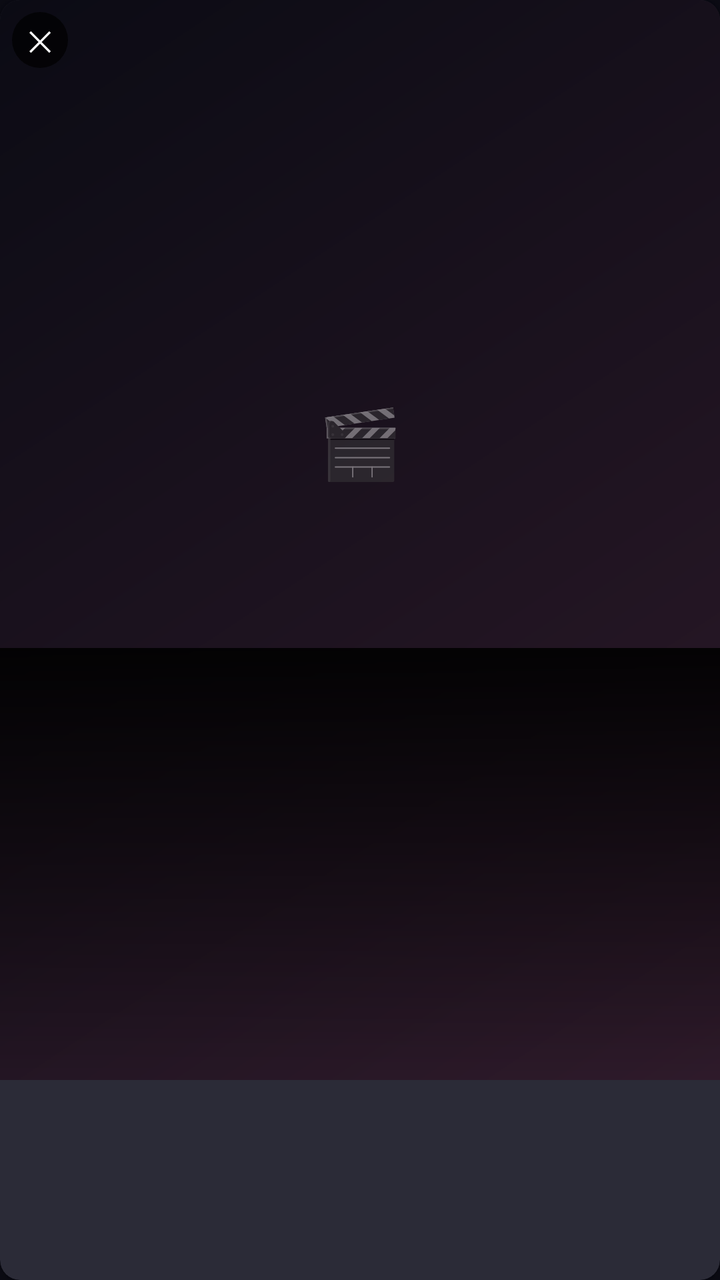
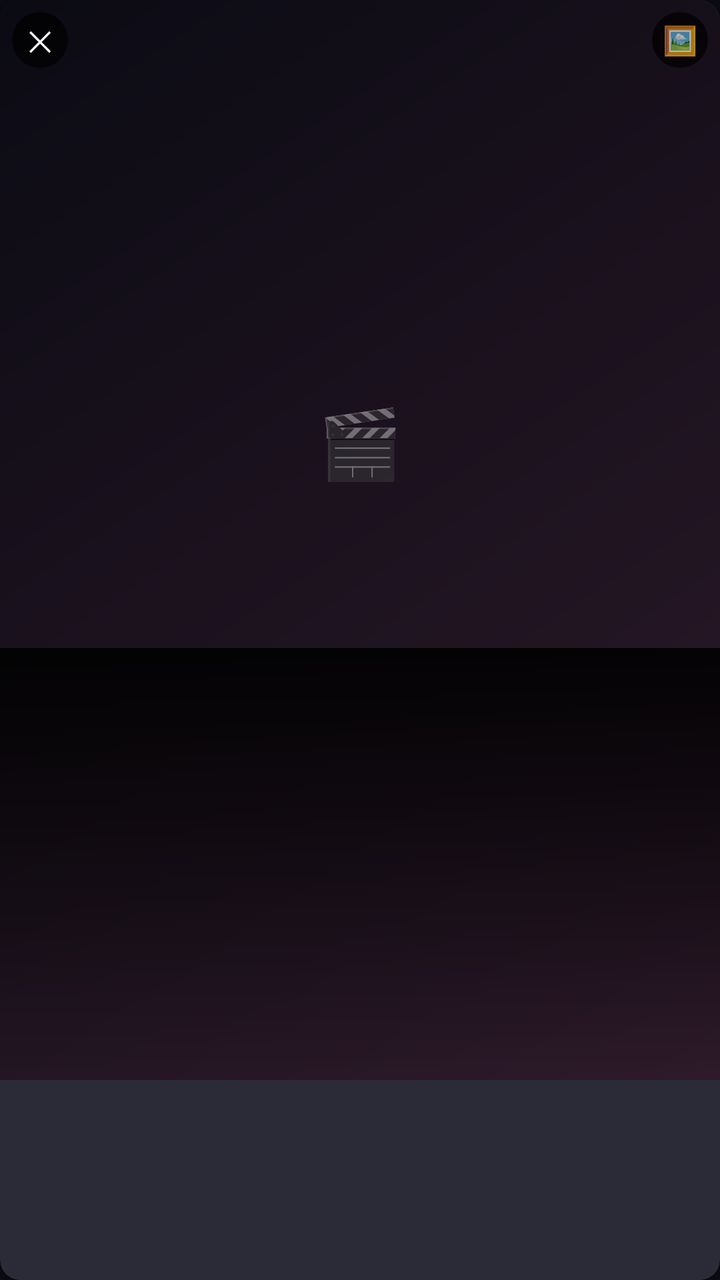

Screens rendered from an Android XML layout before and after an edit, with the pre-edit source and the edit as a unified diff.
<!-- AndroidManifest.xml: application theme Theme.RetroTube -->
<!-- res/layout/item_collection.xml -->
<?xml version="1.0" encoding="utf-8"?>
<com.google.android.material.card.MaterialCardView
    xmlns:android="http://schemas.android.com/apk/res/android"
    xmlns:app="http://schemas.android.com/apk/res-auto"
    android:id="@+id/collectionCard"
    android:layout_width="match_parent"
    android:layout_height="wrap_content"
    android:layout_margin="6dp"
    android:clickable="true"
    android:focusable="true"
    app:cardBackgroundColor="@color/retro_surface"
    app:cardCornerRadius="10dp"
    app:cardElevation="3dp"
    app:rippleColor="@color/retro_magenta">

    <androidx.constraintlayout.widget.ConstraintLayout
        android:layout_width="match_parent"
        android:layout_height="wrap_content">

        <View
            android:id="@+id/collectionArt"
            android:layout_width="0dp"
            android:layout_height="0dp"
            android:background="@drawable/collection_poster_background"
            app:layout_constraintDimensionRatio="2:3"
            app:layout_constraintTop_toTopOf="parent"
            app:layout_constraintStart_toStartOf="parent"
            app:layout_constraintEnd_toEndOf="parent" />

        <TextView
            android:layout_width="wrap_content"
            android:layout_height="wrap_content"
            android:text="🎬"
            android:textSize="34sp"
            android:alpha="0.6"
            app:layout_constraintTop_toTopOf="@id/collectionArt"
            app:layout_constraintBottom_toBottomOf="@id/collectionArt"
            app:layout_constraintStart_toStartOf="@id/collectionArt"
            app:layout_constraintEnd_toEndOf="@id/collectionArt"
            app:layout_constraintVertical_bias="0.4" />

        <View
            android:id="@+id/collectionScrim"
            android:layout_width="0dp"
            android:layout_height="0dp"
            android:background="@drawable/poster_scrim"
            app:layout_constraintTop_toTopOf="@id/collectionArt"
            app:layout_constraintBottom_toBottomOf="@id/collectionArt"
            app:layout_constraintStart_toStartOf="@id/collectionArt"
            app:layout_constraintEnd_toEndOf="@id/collectionArt"
            app:layout_constraintVertical_bias="1"
            app:layout_constraintHeight_percent="0.4" />

        <TextView
            android:id="@+id/removeCollectionButton"
            android:layout_width="28dp"
            android:layout_height="28dp"
            android:layout_margin="6dp"
            android:text="✕"
            android:textColor="@android:color/white"
            android:textSize="14sp"
            android:gravity="center"
            android:background="@drawable/poster_icon_background"
            app:layout_constraintTop_toTopOf="@id/collectionArt"
            app:layout_constraintStart_toStartOf="@id/collectionArt" />

        <TextView
            android:id="@+id/collectionVideoCount"
            android:layout_width="0dp"
            android:layout_height="wrap_content"
            android:layout_marginStart="8dp"
            android:layout_marginEnd="8dp"
            android:layout_marginBottom="1dp"
            android:textColor="@color/retro_magenta"
            android:textSize="9.5sp"
            android:maxLines="1"
            app:layout_constraintBottom_toTopOf="@id/collectionName"
            app:layout_constraintStart_toStartOf="@id/collectionArt"
            app:layout_constraintEnd_toEndOf="@id/collectionArt" />

        <TextView
            android:id="@+id/collectionName"
            android:layout_width="0dp"
            android:layout_height="wrap_content"
            android:layout_marginStart="8dp"
            android:layout_marginEnd="8dp"
            android:layout_marginBottom="10dp"
            android:textColor="@android:color/white"
            android:textSize="12.5sp"
            android:textStyle="bold"
            android:maxLines="2"
            android:ellipsize="end"
            app:layout_constraintBottom_toBottomOf="@id/collectionArt"
            app:layout_constraintStart_toStartOf="@id/collectionArt"
            app:layout_constraintEnd_toEndOf="@id/collectionArt" />

    </androidx.constraintlayout.widget.ConstraintLayout>

</com.google.android.material.card.MaterialCardView>
<!-- resources referenced by this layout -->
<resources>
  <color name="retro_magenta">#FF2E88</color>
  <color name="retro_surface">#1A1A26</color>
  <!-- drawable collection_poster_background (drawable) -->
  <?xml version="1.0" encoding="utf-8"?>
  <shape xmlns:android="http://schemas.android.com/apk/res/android">
      <gradient
          android:type="linear"
          android:angle="135"
          android:startColor="#2E1A2A"
          android:endColor="@color/retro_background" />
  </shape>
  <!-- drawable poster_icon_background (drawable) -->
  <?xml version="1.0" encoding="utf-8"?>
  <shape xmlns:android="http://schemas.android.com/apk/res/android"
      android:shape="oval">
      <solid android:color="#B8000000" />
  </shape>
  <!-- drawable poster_scrim (drawable) -->
  <?xml version="1.0" encoding="utf-8"?>
  <shape xmlns:android="http://schemas.android.com/apk/res/android">
      <gradient
          android:angle="90"
          android:startColor="#00000000"
          android:endColor="#E6000000" />
  </shape>
  <style name="Theme.RetroTube" parent="Theme.MaterialComponents.NoActionBar">
          <item name="colorPrimary">@color/retro_teal</item>
          <item name="colorPrimaryDark">@color/retro_background</item>
          <item name="colorOnPrimary">@color/retro_teal_on</item>
          <item name="colorSecondary">@color/retro_magenta</item>
          <item name="colorOnSecondary">@color/retro_magenta_on</item>
          <item name="colorSurface">@color/retro_surface</item>
          <item name="colorOnSurface">@color/retro_text_primary</item>
          <item name="colorOnBackground">@color/retro_text_primary</item>
          <item name="android:windowBackground">@color/retro_background</item>
          <item name="android:textColorPrimary">@color/retro_text_primary</item>
          <item name="android:textColorSecondary">@color/retro_text_muted</item>
          <item name="radioButtonStyle">@style/Widget.RetroTube.RadioButton</item>
          <item name="switchStyle">@style/Widget.RetroTube.Switch</item>
      </style>
  <color name="retro_background">#0B0B14</color>
  <color name="retro_teal">#2FE6D0</color>
  <color name="retro_teal_on">#05201C</color>
  <color name="retro_magenta_on">#2B0716</color>
  <color name="retro_text_primary">#F2F2F5</color>
  <color name="retro_text_muted">#9098A6</color>
  <style name="Widget.RetroTube.RadioButton" parent="Widget.MaterialComponents.CompoundButton.RadioButton">
          <item name="android:minHeight">56dp</item>
          <item name="android:paddingVertical">10dp</item>
          <item name="android:paddingStart">4dp</item>
          <item name="android:gravity">center_vertical</item>
      </style>
  <style name="Widget.RetroTube.Switch" parent="Widget.MaterialComponents.CompoundButton.Switch">
          <item name="android:minHeight">56dp</item>
          <item name="android:paddingVertical">10dp</item>
          <item name="android:paddingStart">4dp</item>
          <item name="android:gravity">center_vertical</item>
      </style>
</resources>

<!-- the commit's change to res/layout/item_collection.xml (unified diff, before → after) -->
@@ -39,6 +39,17 @@
             app:layout_constraintEnd_toEndOf="@id/collectionArt"
             app:layout_constraintVertical_bias="0.4" />
 
+        <ImageView
+            android:id="@+id/collectionPosterImage"
+            android:layout_width="0dp"
+            android:layout_height="0dp"
+            android:scaleType="centerCrop"
+            android:visibility="gone"
+            app:layout_constraintTop_toTopOf="@id/collectionArt"
+            app:layout_constraintBottom_toBottomOf="@id/collectionArt"
+            app:layout_constraintStart_toStartOf="@id/collectionArt"
+            app:layout_constraintEnd_toEndOf="@id/collectionArt" />
+
         <View
             android:id="@+id/collectionScrim"
             android:layout_width="0dp"
@@ -63,6 +74,18 @@
             android:background="@drawable/poster_icon_background"
             app:layout_constraintTop_toTopOf="@id/collectionArt"
             app:layout_constraintStart_toStartOf="@id/collectionArt" />
+
+        <TextView
+            android:id="@+id/editCollectionPosterButton"
+            android:layout_width="28dp"
+            android:layout_height="28dp"
+            android:layout_margin="6dp"
+            android:text="🖼"
+            android:textSize="14sp"
+            android:gravity="center"
+            android:background="@drawable/poster_icon_background"
+            app:layout_constraintTop_toTopOf="@id/collectionArt"
+            app:layout_constraintEnd_toEndOf="@id/collectionArt" />
 
         <TextView
             android:id="@+id/collectionVideoCount"
